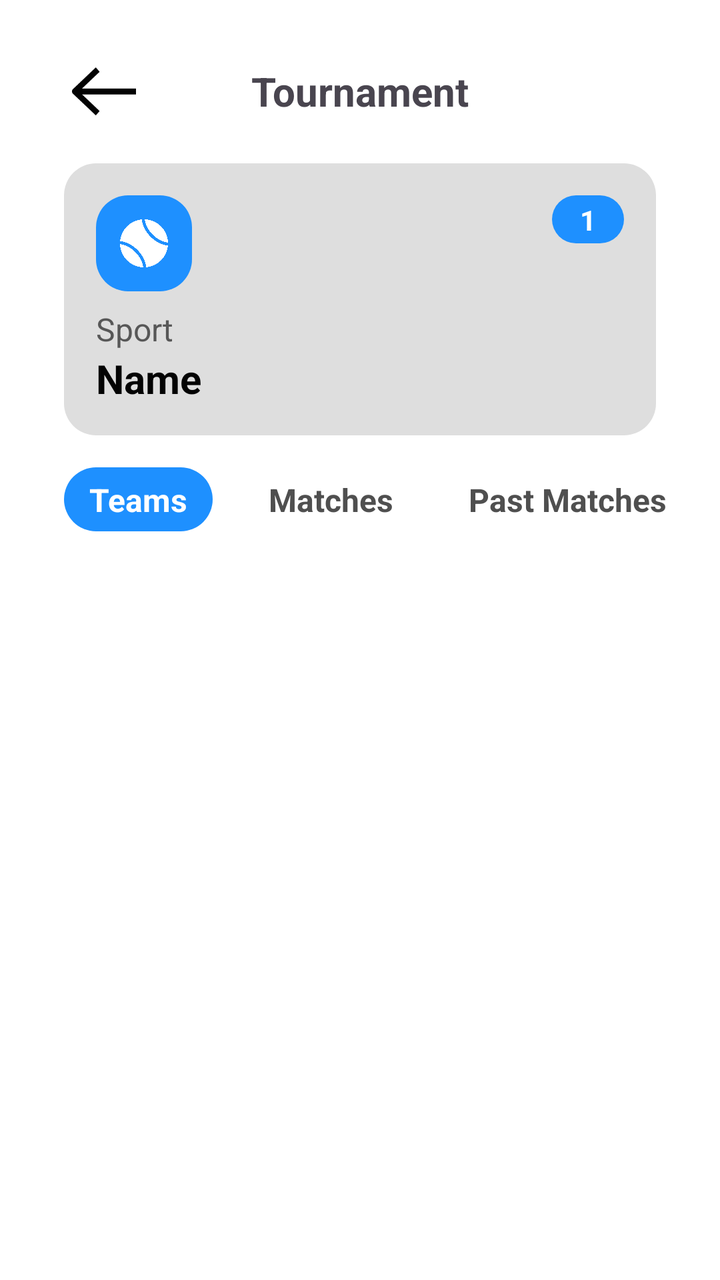
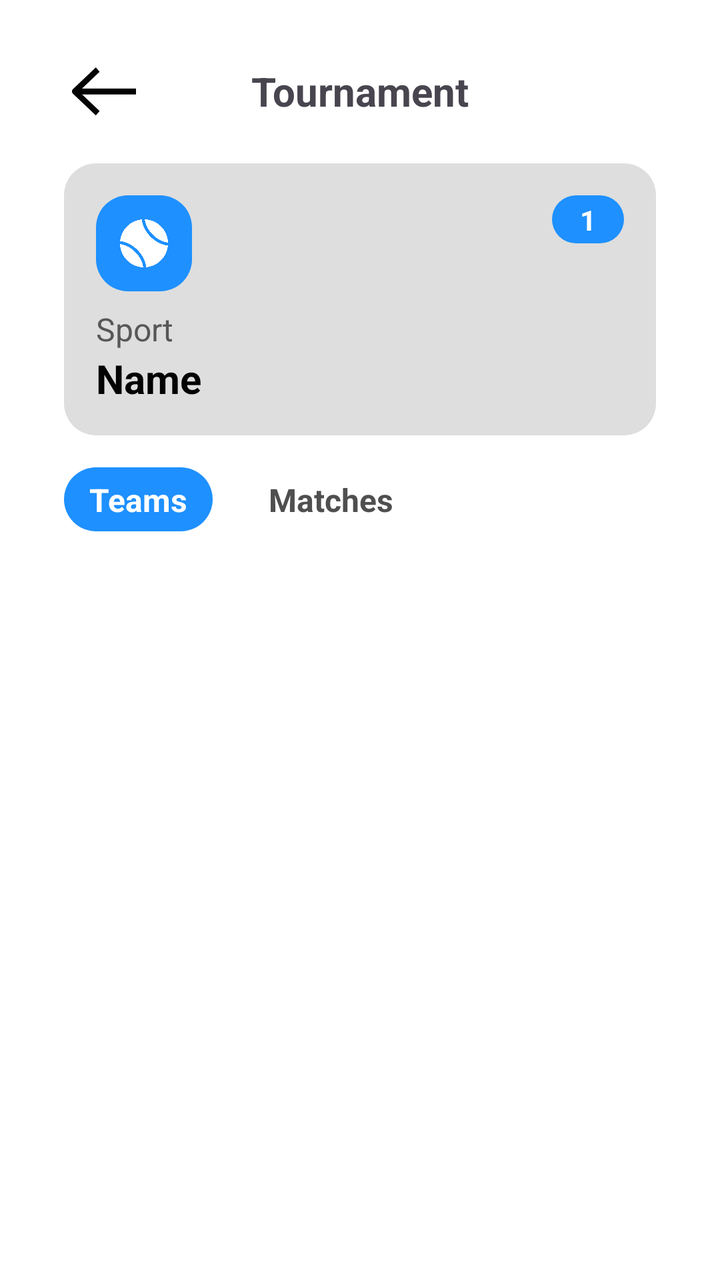

An Android layout rendered at two revisions. The XML below is the earlier revision; the diff shows what the commit changed to produce the second picture.
<!-- AndroidManifest.xml: application theme Theme.TFG -->
<!-- res/layout/activity_tournament.xml -->
<?xml version="1.0" encoding="utf-8"?>
<androidx.constraintlayout.widget.ConstraintLayout xmlns:android="http://schemas.android.com/apk/res/android"
    xmlns:app="http://schemas.android.com/apk/res-auto"
    xmlns:tools="http://schemas.android.com/tools"
    android:id="@+id/main"
    android:layout_width="match_parent"
    android:layout_height="match_parent"
    android:background="?attr/colorPrimary"
    tools:context=".TournamentActivity">

    <LinearLayout
        android:id="@+id/pastMatchesLL"
        android:layout_width="wrap_content"
        android:layout_height="32dp"
        android:layout_marginStart="16dp"
        android:layout_marginTop="16dp"
        android:background="@drawable/rounded_button_black_nostroke"
        android:orientation="horizontal"
        app:layout_constraintStart_toEndOf="@+id/matchesLL"
        app:layout_constraintTop_toBottomOf="@+id/sportButton">

        <TextView
            android:id="@+id/pastMatchesText2"
            android:layout_width="wrap_content"
            android:layout_height="wrap_content"
            android:layout_weight="1"
            android:text="Past Matches"
            android:visibility="invisible" />
    </LinearLayout>

    <LinearLayout
        android:id="@+id/playersLL"
        android:layout_width="wrap_content"
        android:layout_height="32dp"
        android:layout_marginTop="16dp"
        android:layout_weight="1"
        android:background="@drawable/rounded_button"
        android:orientation="horizontal"
        app:layout_constraintStart_toStartOf="@+id/sportButton"
        app:layout_constraintTop_toBottomOf="@+id/sportButton">

        <TextView
            android:id="@+id/playersText2"
            android:layout_width="wrap_content"
            android:layout_height="wrap_content"
            android:layout_weight="1"
            android:text="Teams"
            android:visibility="invisible" />
    </LinearLayout>

    <LinearLayout
        android:id="@+id/matchesLL"
        android:layout_width="wrap_content"
        android:layout_height="32dp"
        android:layout_marginStart="16dp"
        android:layout_marginTop="16dp"
        android:background="@drawable/rounded_button_black_nostroke"
        android:orientation="horizontal"
        app:layout_constraintStart_toEndOf="@+id/playersLL"
        app:layout_constraintTop_toBottomOf="@+id/sportButton">

        <TextView
            android:id="@+id/matchesText2"
            android:layout_width="wrap_content"
            android:layout_height="wrap_content"
            android:layout_weight="1"
            android:text="Matches"
            android:visibility="invisible" />
    </LinearLayout>

    <TextView
        android:id="@+id/playersText"
        android:layout_width="wrap_content"
        android:layout_height="wrap_content"
        android:layout_weight="1"
        android:text="Teams"
        android:textColor="#FFFFFF"
        android:textSize="16dp"
        android:textStyle="bold"
        android:visibility="visible"
        app:layout_constraintBottom_toBottomOf="@+id/playersLL"
        app:layout_constraintEnd_toEndOf="@+id/playersLL"
        app:layout_constraintStart_toStartOf="@+id/playersLL"
        app:layout_constraintTop_toTopOf="@+id/playersLL" />

    <TextView
        android:id="@+id/noMatches"
        android:layout_width="wrap_content"
        android:layout_height="wrap_content"
        android:layout_marginTop="16dp"
        android:text="No Matches Found"
        android:visibility="gone"
        app:layout_constraintEnd_toEndOf="parent"
        app:layout_constraintStart_toStartOf="parent"
        app:layout_constraintTop_toBottomOf="@+id/playersLL" />

    <TextView
        android:id="@+id/macthesText"
        android:layout_width="wrap_content"
        android:layout_height="wrap_content"
        android:layout_weight="1"
        android:text="Matches"
        android:textColor="#4F4F4F"
        android:textSize="16dp"
        android:textStyle="bold"
        android:visibility="visible"
        app:layout_constraintBottom_toBottomOf="@+id/matchesLL"
        app:layout_constraintEnd_toEndOf="@+id/matchesLL"
        app:layout_constraintStart_toStartOf="@+id/matchesLL"
        app:layout_constraintTop_toTopOf="@+id/matchesLL" />

    <TextView
        android:id="@+id/pastMacthesText"
        android:layout_width="wrap_content"
        android:layout_height="wrap_content"
        android:layout_weight="1"
        android:text="Past Matches"
        android:textColor="#4F4F4F"
        android:textSize="16dp"
        android:textStyle="bold"
        android:visibility="visible"
        app:layout_constraintBottom_toBottomOf="@+id/pastMatchesLL"
        app:layout_constraintEnd_toEndOf="@+id/pastMatchesLL"
        app:layout_constraintStart_toStartOf="@+id/pastMatchesLL"
        app:layout_constraintTop_toTopOf="@+id/pastMatchesLL" />

    <ImageView
        android:id="@+id/arrow1"
        android:layout_width="40dp"
        android:layout_height="40dp"
        android:layout_marginStart="32dp"
        android:rotation="180"
        android:tint="?attr/colorContrast"
        app:layout_constraintBottom_toBottomOf="@+id/teamText"
        app:layout_constraintStart_toStartOf="parent"
        app:layout_constraintTop_toTopOf="@+id/teamText"
        app:srcCompat="@drawable/arrow" />

    <TextView
        android:id="@+id/teamText"
        android:layout_width="wrap_content"
        android:layout_height="wrap_content"
        android:layout_marginTop="32dp"
        android:text="Tournament"
        android:textSize="20sp"
        android:textStyle="bold"
        android:tint="@color/white"
        app:layout_constraintEnd_toEndOf="parent"
        app:layout_constraintStart_toStartOf="parent"
        app:layout_constraintTop_toTopOf="parent" />

    <LinearLayout
        android:id="@+id/sportButton"
        android:layout_width="0dp"
        android:layout_height="136dp"
        android:layout_marginStart="32dp"
        android:layout_marginTop="16dp"
        android:layout_marginEnd="32dp"
        android:background="@drawable/rounded_button_grey"
        android:gravity="center"
        android:orientation="horizontal"
        android:padding="12dp"
        app:layout_constraintEnd_toEndOf="parent"
        app:layout_constraintStart_toStartOf="parent"
        app:layout_constraintTop_toBottomOf="@+id/arrow1">

    </LinearLayout>

    <TextView
        android:id="@+id/sportText"
        android:layout_width="0dp"
        android:layout_height="28dp"
        android:layout_marginStart="16dp"
        android:layout_marginEnd="90dp"
        android:text="Name"
        android:textColor="?attr/colorContrast"
        android:textSize="20sp"
        android:textStyle="bold"
        app:layout_constraintEnd_toEndOf="@+id/sportButton"
        app:layout_constraintStart_toStartOf="@+id/sportButton"
        app:layout_constraintTop_toBottomOf="@+id/dateText" />

    <TextView
        android:id="@+id/dateText"
        android:layout_width="0dp"
        android:layout_height="22dp"
        android:layout_marginTop="8dp"
        android:text="Sport"
        android:textColor="?attr/colorTextSecondary"
        android:textSize="16sp"
        android:textStyle="normal"
        app:layout_constraintEnd_toEndOf="@+id/sportText"
        app:layout_constraintStart_toStartOf="@+id/sportIconBg"
        app:layout_constraintTop_toBottomOf="@+id/sportIconBg" />

    <LinearLayout
        android:id="@+id/sportIconBg"
        android:layout_width="48dp"
        android:layout_height="48dp"
        android:layout_marginStart="16dp"
        android:layout_marginTop="16dp"
        android:background="@drawable/rounded_button"
        android:gravity="center"
        android:orientation="horizontal"
        android:padding="12dp"
        app:layout_constraintStart_toStartOf="@+id/sportButton"
        app:layout_constraintTop_toTopOf="@+id/sportButton" />

    <ImageView
        android:id="@+id/sportIcon"
        android:layout_width="24dp"
        android:layout_height="24dp"
        android:tint="#FFFFFF"
        app:layout_constraintBottom_toBottomOf="@+id/sportIconBg"
        app:layout_constraintEnd_toEndOf="@+id/sportIconBg"
        app:layout_constraintStart_toStartOf="@+id/sportIconBg"
        app:layout_constraintTop_toTopOf="@+id/sportIconBg"
        app:srcCompat="@drawable/tennisicon" />

    <LinearLayout
        android:id="@+id/playersBg"
        android:layout_width="36dp"
        android:layout_height="24dp"
        android:layout_marginTop="16dp"
        android:layout_marginEnd="16dp"
        android:background="@drawable/rounded_button"
        android:gravity="center"
        android:orientation="horizontal"
        android:padding="12dp"
        app:layout_constraintEnd_toEndOf="@+id/sportButton"
        app:layout_constraintTop_toTopOf="@+id/sportButton" />

    <TextView
        android:id="@+id/playersTxt"
        android:layout_width="wrap_content"
        android:layout_height="wrap_content"
        android:text="1"
        android:textColor="#FFFFFF"
        android:textSize="14sp"
        android:textStyle="bold"
        app:layout_constraintBottom_toBottomOf="@+id/playersBg"
        app:layout_constraintEnd_toEndOf="@+id/playersBg"
        app:layout_constraintStart_toStartOf="@+id/playersBg"
        app:layout_constraintTop_toTopOf="@+id/playersBg" />

    <LinearLayout
        android:id="@+id/deleteTV"
        android:layout_width="wrap_content"
        android:layout_height="32dp"
        android:layout_marginEnd="16dp"
        android:layout_marginBottom="16dp"
        android:background="@drawable/rounded_button"
        android:gravity="center"
        android:orientation="horizontal"
        android:padding="12dp"
        android:visibility="gone"
        app:layout_constraintBottom_toBottomOf="@+id/sportButton"
        app:layout_constraintEnd_toEndOf="@+id/sportButton">

        <TextView
            android:id="@+id/deleteTxt"
            android:layout_width="wrap_content"
            android:layout_height="wrap_content"
            android:text="Delete"
            android:textColor="#FFFFFF"
            android:textSize="16sp"
            android:visibility="invisible" />
    </LinearLayout>

    <LinearLayout
        android:id="@+id/eventTV"
        android:layout_width="wrap_content"
        android:layout_height="32dp"
        android:layout_marginEnd="16dp"
        android:layout_marginBottom="16dp"
        android:background="@drawable/rounded_button"
        android:gravity="center"
        android:orientation="horizontal"
        android:padding="12dp"
        android:visibility="gone"
        app:layout_constraintBottom_toBottomOf="@+id/sportButton"
        app:layout_constraintEnd_toEndOf="@+id/sportButton">

        <TextView
            android:id="@+id/eventTxt"
            android:layout_width="wrap_content"
            android:layout_height="wrap_content"
            android:text="Leave"
            android:textColor="#FFFFFF"
            android:textSize="16sp"
            android:visibility="invisible" />
    </LinearLayout>

    <androidx.recyclerview.widget.RecyclerView
        android:id="@+id/playerRV"
        android:layout_width="0dp"
        android:layout_height="0dp"
        android:layout_marginStart="32dp"
        android:layout_marginTop="16dp"
        android:layout_marginEnd="32dp"
        android:layout_marginBottom="16dp"
        app:layout_constraintBottom_toBottomOf="parent"
        app:layout_constraintEnd_toEndOf="parent"
        app:layout_constraintStart_toStartOf="parent"
        app:layout_constraintTop_toBottomOf="@+id/playersLL" />

    <TextView
        android:id="@+id/deleteText"
        android:layout_width="wrap_content"
        android:layout_height="wrap_content"
        android:text="Start"
        android:textColor="#FFFFFF"
        android:textSize="16sp"
        android:textStyle="bold"
        android:visibility="invisible"
        app:layout_constraintBottom_toBottomOf="@+id/deleteTV"
        app:layout_constraintEnd_toEndOf="@+id/deleteTV"
        app:layout_constraintStart_toStartOf="@+id/deleteTV"
        app:layout_constraintTop_toTopOf="@+id/deleteTV" />

    <TextView
        android:id="@+id/editText"
        android:layout_width="wrap_content"
        android:layout_height="wrap_content"
        android:text="Leave"
        android:textColor="#FFFFFF"
        android:textSize="16sp"
        android:textStyle="bold"
        android:visibility="gone" />

    <ImageView
        android:id="@+id/addBtnBg"
        android:layout_width="60dp"
        android:layout_height="60dp"
        android:layout_marginEnd="32dp"
        android:layout_marginBottom="32dp"
        android:visibility="gone"
        app:layout_constraintBottom_toBottomOf="parent"
        app:layout_constraintEnd_toEndOf="parent"
        app:srcCompat="@drawable/blue_circle" />

    <ImageView
        android:id="@+id/addButtonOverlay"
        android:layout_width="0dp"
        android:layout_height="0dp"
        android:layout_marginStart="16dp"
        android:layout_marginTop="16dp"
        android:layout_marginEnd="16dp"
        android:layout_marginBottom="16dp"
        app:layout_constraintBottom_toBottomOf="@+id/addBtnBg"
        app:layout_constraintEnd_toEndOf="@+id/addBtnBg"
        app:layout_constraintStart_toStartOf="@+id/addBtnBg"
        app:layout_constraintTop_toTopOf="@+id/addBtnBg"
        app:srcCompat="@drawable/mailicon"
        app:tint="#FBFBFB" />

</androidx.constraintlayout.widget.ConstraintLayout>
<!-- resources referenced by this layout -->
<resources>
  <color name="white">#FFFFFFFF</color>
  <!-- drawable arrow: png bitmap (drawable, 1702 bytes) -->
  <!-- drawable blue_circle (drawable) -->
  <?xml version="1.0" encoding="utf-8"?>
  <shape xmlns:android="http://schemas.android.com/apk/res/android"
      android:shape="oval">
  
      <solid android:color="#1E90FF"/>
  
      <size
          android:width="100dp"
          android:height="100dp"/>
  
  </shape>
  <!-- drawable mailicon: png bitmap (drawable, 11490 bytes) -->
  <!-- drawable rounded_button (drawable) -->
  <shape xmlns:android="http://schemas.android.com/apk/res/android">
      <solid android:color="?attr/globalBlue"/>
      <corners android:radius="16dp"/>
      <padding
          android:left="16dp"
          android:right="16dp"
          android:top="10dp"
          android:bottom="10dp"/>
  </shape>
  <!-- drawable rounded_button_black_nostroke (drawable) -->
  <shape xmlns:android="http://schemas.android.com/apk/res/android">
      <solid android:color="?attr/colorPrimary"/>
      <corners android:radius="16dp"/>
      <padding
          android:left="16dp"
          android:right="16dp"
          android:top="10dp"
          android:bottom="10dp"/>
  </shape>
  <!-- drawable rounded_button_grey (drawable) -->
  <shape xmlns:android="http://schemas.android.com/apk/res/android">
      <solid android:color="?attr/colorBackground2"/>
      <corners android:radius="16dp"/>
      <padding
          android:left="16dp"
          android:right="16dp"
          android:top="10dp"
          android:bottom="10dp"/>
  </shape>
  <!-- drawable tennisicon: png bitmap (drawable, 9006 bytes) -->
  <style name="Theme.TFG" parent="Base.Theme.TFG" />
  <style name="Base.Theme.TFG" parent="Theme.Material3.DayNight.NoActionBar">
          <item name="colorPrimary">@color/mainBackgroundWhite</item>
          <item name="colorContrast">@color/mainTextWhite</item>
          <item name="colorBackground2">@color/background2White</item>
          <item name="colorTextSecondary">@color/secondTextWhite</item>
          <item name="globalBlue">@color/globalBlue</item>
      </style>
  <color name="mainBackgroundWhite">#FFFFFF</color>
  <color name="mainTextWhite">#030303</color>
  <color name="background2White">#DEDEDE</color>
  <color name="secondTextWhite">#575757</color>
  <color name="globalBlue">#1E90FF</color>
</resources>

<!-- the commit's change to res/layout/activity_tournament.xml (unified diff, before → after) -->
@@ -9,26 +9,6 @@
     tools:context=".TournamentActivity">
 
     <LinearLayout
-        android:id="@+id/pastMatchesLL"
-        android:layout_width="wrap_content"
-        android:layout_height="32dp"
-        android:layout_marginStart="16dp"
-        android:layout_marginTop="16dp"
-        android:background="@drawable/rounded_button_black_nostroke"
-        android:orientation="horizontal"
-        app:layout_constraintStart_toEndOf="@+id/matchesLL"
-        app:layout_constraintTop_toBottomOf="@+id/sportButton">
-
-        <TextView
-            android:id="@+id/pastMatchesText2"
-            android:layout_width="wrap_content"
-            android:layout_height="wrap_content"
-            android:layout_weight="1"
-            android:text="Past Matches"
-            android:visibility="invisible" />
-    </LinearLayout>
-
-    <LinearLayout
         android:id="@+id/playersLL"
         android:layout_width="wrap_content"
         android:layout_height="32dp"
@@ -108,21 +88,6 @@
         app:layout_constraintEnd_toEndOf="@+id/matchesLL"
         app:layout_constraintStart_toStartOf="@+id/matchesLL"
         app:layout_constraintTop_toTopOf="@+id/matchesLL" />
-
-    <TextView
-        android:id="@+id/pastMacthesText"
-        android:layout_width="wrap_content"
-        android:layout_height="wrap_content"
-        android:layout_weight="1"
-        android:text="Past Matches"
-        android:textColor="#4F4F4F"
-        android:textSize="16dp"
-        android:textStyle="bold"
-        android:visibility="visible"
-        app:layout_constraintBottom_toBottomOf="@+id/pastMatchesLL"
-        app:layout_constraintEnd_toEndOf="@+id/pastMatchesLL"
-        app:layout_constraintStart_toStartOf="@+id/pastMatchesLL"
-        app:layout_constraintTop_toTopOf="@+id/pastMatchesLL" />
 
     <ImageView
         android:id="@+id/arrow1"
